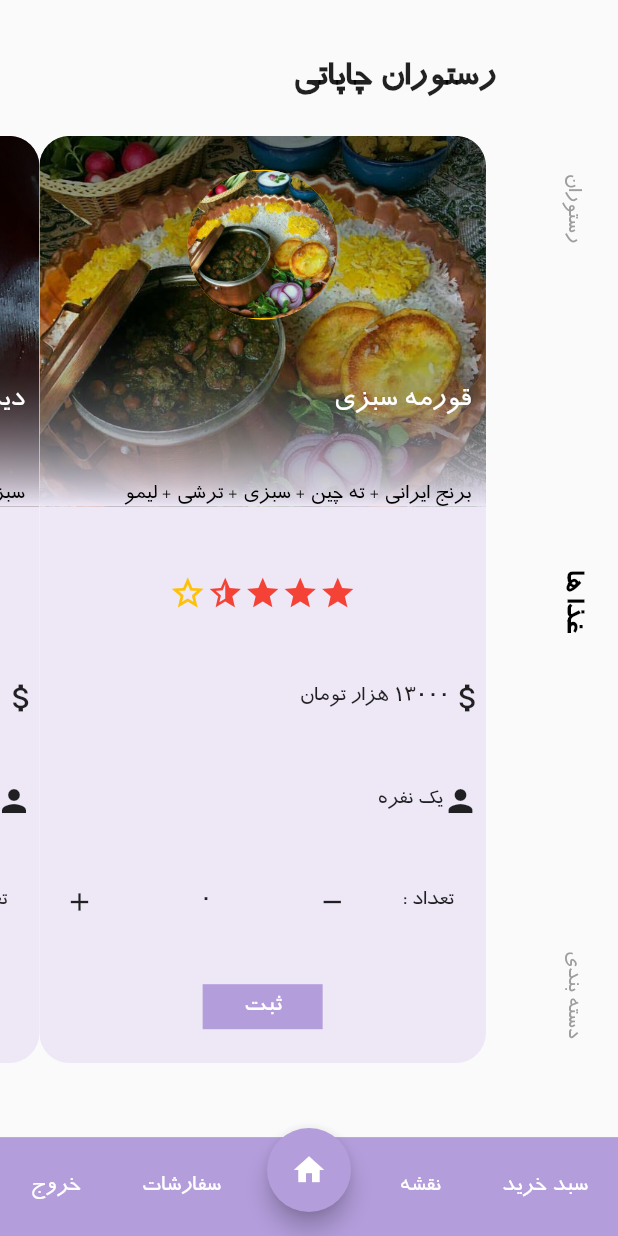
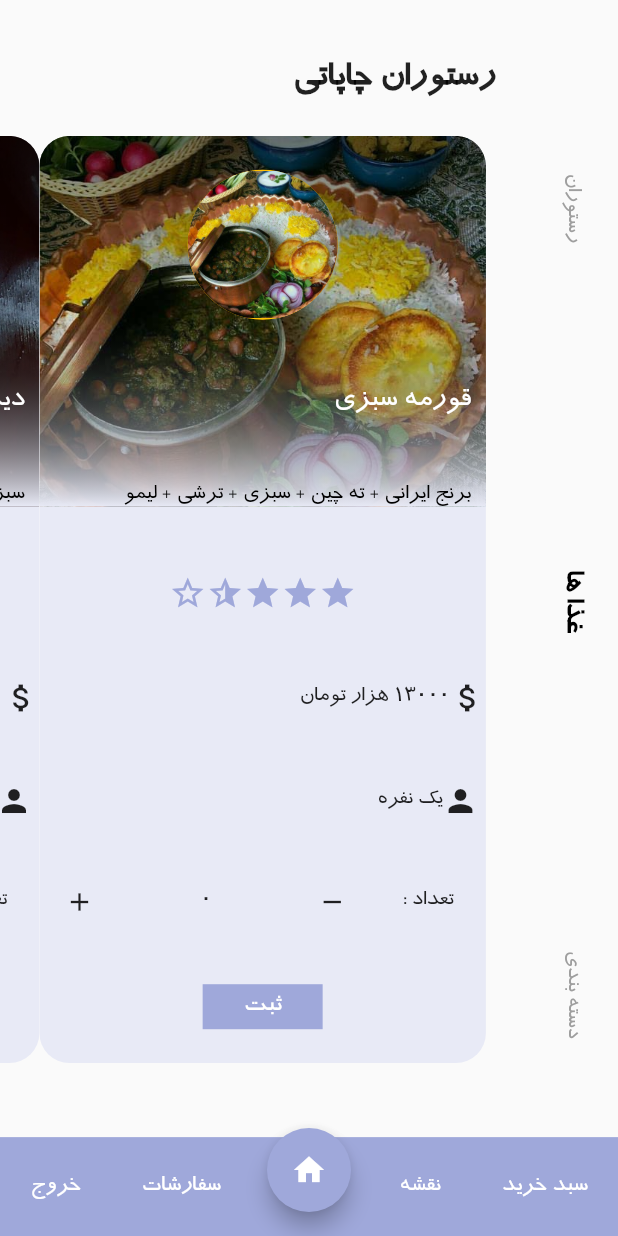
Before and after one commit to sobhan15/food, a Flutter app: the screen it shows after launch, scrolled down 576 dp, after a tap on "سبد خرید", after a tap on the "home" icon, on a phone screen of 412 x 824 dp. Run offline on Flutter 3.47's test engine with Material 2 defaults, Android fonts, the phone set to English and light mode, and no system bars; drawn by our look-alikes of smooth_star_rating; our stand-ins replace pin_code_text_field.

Commit message:
adding files

```diff
--- a/lib/Basket.dart
+++ b/lib/Basket.dart
@@ -56,7 +56,21 @@ class _BasketState extends State<Basket> {
                     itemBuilder: (context, position) {
                       var data = basketData[position];
 
-                      return Stack(
+                      return Dismissible(
+                        key: Key(data["nameFood"]),
+
+                        onDismissed: (v) {
+                            totalPrice -= basketData[position]["totalPrice"];
+
+                          setState(() {
+                            basketData.removeAt(position);
+                            print(totalPrice);
+                          });
+                        },
+                        background: Container(
+                          color: Colors.red,
+                        ),
+                        child: Stack(
                           children: <Widget>[
                             Container(
                               alignment: Alignment.centerLeft,
@@ -68,7 +82,7 @@ class _BasketState extends State<Basket> {
                                       colors: [
                                     Colors.white10,
                                     Colors.white30,
-                                  Colors.deepPurple[200],
+                                    Theme.of(context).primaryColor,
                                   ])),
                               width: MediaQuery.of(context).size.width * 1,
                               height: MediaQuery.of(context).size.height * 0.15,
@@ -99,7 +113,8 @@ class _BasketState extends State<Basket> {
                                               fontSize: 19,
                                               fontWeight: FontWeight.bold),
                                         ),
-                                      Text("به تعداد : ${data["orderCount"]}"),
+                                        Text(
+                                            "به تعداد : ${data["orderCount"]}"),
                                         Text("قیمت : ${data["priceFood"]} "),
                                       ],
                                     ),
@@ -108,6 +123,7 @@ class _BasketState extends State<Basket> {
                               ),
                             ),
                           ],
+                        ),
                       );
                     },
                   ),
@@ -155,7 +171,8 @@ class _BasketState extends State<Basket> {
                                       child: Text(
                                         "پرداخت آنلاین",
                                         style: TextStyle(
-                                            color: Colors.deepPurple[200]),
+                                            color:
+                                                Theme.of(context).primaryColor),
                                       ),
                                       width: 100,
                                       height: 40,
@@ -171,7 +188,8 @@ class _BasketState extends State<Basket> {
                                       child: Text(
                                         "پرداخت حضوری",
                                         style: TextStyle(
-                                            color: Colors.deepPurple[200]),
+                                            color:
+                                                Theme.of(context).primaryColor),
                                       ),
                                       width: 100,
                                       height: 40,
@@ -183,7 +201,7 @@ class _BasketState extends State<Basket> {
                           ),
                           width: MediaQuery.of(context).size.width * 1,
                           height: MediaQuery.of(context).size.height * 0.2,
-                          color: Colors.deepPurple[200],
+                          color: Theme.of(context).primaryColor,
                         ),
                 )
               ],
--- a/lib/FoodItem.dart
+++ b/lib/FoodItem.dart
@@ -57,7 +57,7 @@ class _FoodItemState extends State<FoodItem> {
       body: Center(
         child: Container(
             decoration: BoxDecoration(
-                color: Colors.deepPurple[50],
+                color: Theme.of(context).accentColor,
                 borderRadius: BorderRadius.all(Radius.circular(20))),
             width: MediaQuery.of(context).size.width * 1,
             height: MediaQuery.of(context).size.height * 1,
@@ -89,7 +89,7 @@ class _FoodItemState extends State<FoodItem> {
                           colors: [
                             Colors.black54,
                             Colors.black12,
-                            Colors.deepPurple[50],
+                            Theme.of(context).accentColor,
                           ])),
                   width: MediaQuery.of(context).size.width * 1,
                   height: MediaQuery.of(context).size.height * 0.3,
@@ -127,11 +127,11 @@ class _FoodItemState extends State<FoodItem> {
                         width: MediaQuery.of(context).size.width * 1,
                         alignment: Alignment.center,
                         child: SmoothStarRating(
-                          color: Colors.red,
+                          color: Theme.of(context).primaryColor,
                           allowHalfRating: true,
                           starCount: 5,
                           rating: ratingFood == null ? 0 : ratingFood,
-                          borderColor: Colors.amber,
+                          borderColor: Theme.of(context).primaryColor,
                         )),
                     Container(
                       width: MediaQuery.of(context).size.width * 1,
@@ -250,7 +250,7 @@ class _FoodItemState extends State<FoodItem> {
                           "ثبت",
                           style: TextStyle(color: Colors.white, fontSize: 18),
                         ),
-                        color: Colors.deepPurple[200],
+                        color: Theme.of(context).primaryColor,
                       ),
                     )
                   ],
--- a/lib/FoodList.dart
+++ b/lib/FoodList.dart
@@ -78,7 +78,7 @@ class _FoodListState extends State<FoodList> {
             Icons.home,
             color: Colors.white,
           ),
-          backgroundColor: Colors.deepPurple[200],
+          backgroundColor: Theme.of(context).primaryColor,
           onPressed: () {},
         ),
         floatingActionButtonLocation: FloatingActionButtonLocation.centerFloat,
@@ -256,7 +256,7 @@ class _FoodListState extends State<FoodList> {
                       ),
                     ],
                   ),
-                  color: Colors.deepPurple[200],
+                  color: Theme.of(context).primaryColor,
                 ),
               )
             ],
--- a/lib/ResturanList.dart
+++ b/lib/ResturanList.dart
@@ -50,7 +50,7 @@ class _ResturanListState extends State<ResturanList> {
                       colors: [
                     Colors.black12,
                     Colors.black26,
-                    Colors.deepPurple[200].withOpacity(0.9)
+                    Theme.of(context).primaryColor.withOpacity(0.9)
                   ])),
               width: MediaQuery.of(context).size.width * 1,
               height: MediaQuery.of(context).size.height * 0.2,
@@ -61,7 +61,7 @@ class _ResturanListState extends State<ResturanList> {
                 alignment: Alignment.center,
                 child: Text(resturanName[position],style: TextStyle(fontSize: 19,color: Colors.white),),
                 height: 30,
-                color: Colors.deepPurple[200].withOpacity(0.3),
+                color: Theme.of(context).primaryColor.withOpacity(0.3),
                 width: MediaQuery.of(context).size.width * 0.8,
               ),
             )
--- a/lib/main.dart
+++ b/lib/main.dart
@@ -1,5 +1,6 @@
 import 'package:flutter/material.dart';
 import 'package:flutter_localizations/flutter_localizations.dart';
+import 'package:food/FoodGroups.dart';
 import 'package:food/FoodList.dart';
 import 'package:food/SignUp.dart';
 import 'package:food/Welcome.dart';
@@ -24,6 +25,8 @@ class MyApp extends StatelessWidget {
             Locale("fa", "IR"),
       title: 'Flutter Demo',
       theme: ThemeData(
+        primaryColor: Colors.indigo[200],
+        accentColor: Colors.indigo[50],
         primarySwatch: Colors.blue,
         fontFamily: "IranSans"
       ),
--- a/pubspec.yaml
+++ b/pubspec.yaml
@@ -56,6 +56,10 @@ flutter:
    - images/ziton.jpg
    - images/chapati.jpg
    - images/hajsh.jpg
+   - images/kabab.jpg
+   - images/khoresh.jpg
+   - images/ash.jpg
+   - images/fast.jpg
 
 
   # An image asset can refer to one or more resolution-specific "variants", see
```
Also changed, not shown: lib/FoodGroups.dart (+52 -3 lines), images/ash.jpg (added), images/fast.jpg (added), images/kabab.jpg (added), images/khoresh.jpg (added). Lines whose indentation alone changed are shown as unchanged.
